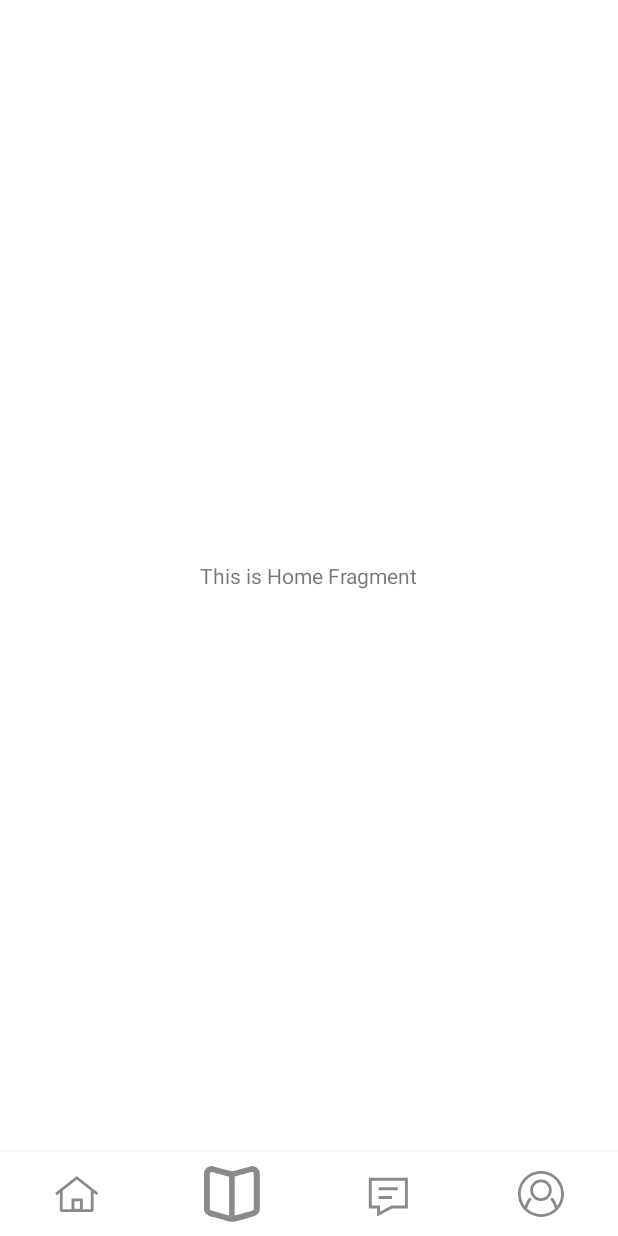
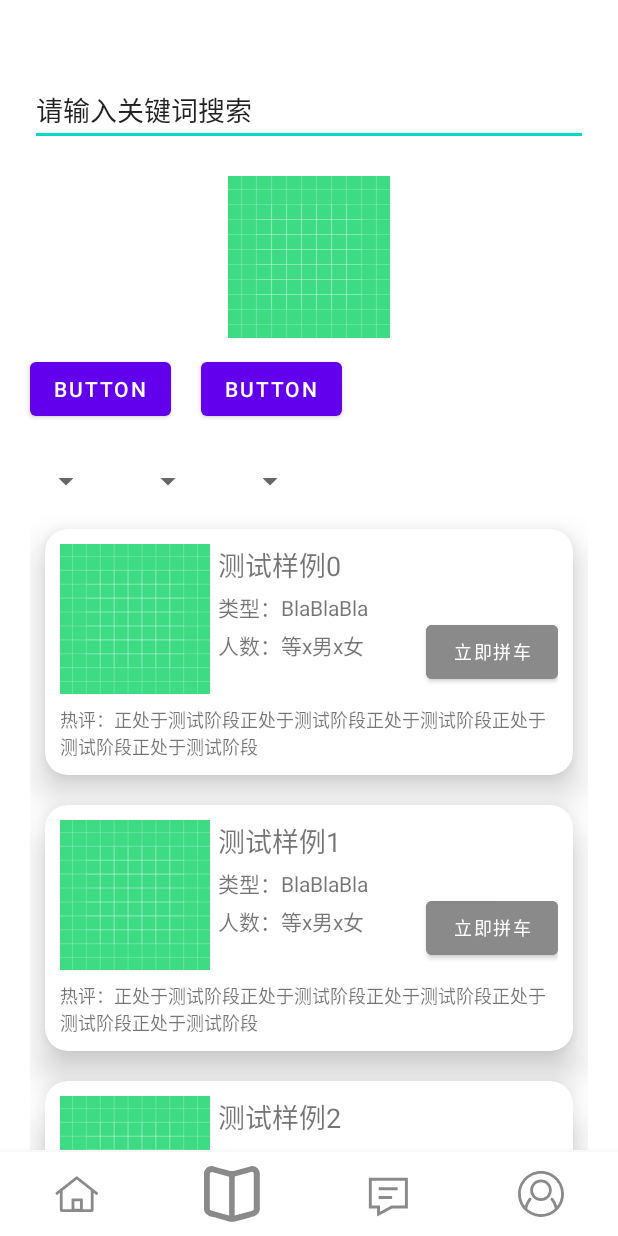
Before and after one commit to JackYuCN/ScriptKillingApp, an Android app: the screen it shows after launch (MainActivity), on a phone screen of 412 x 824 dp. Run offline under Robolectric (Android 15) with nearby library versions, the phone set to English and light mode, and no system bars.

Commit message:
finish the basic layout of the initial home page

```diff
--- a/app/src/main/AndroidManifest.xml
+++ b/app/src/main/AndroidManifest.xml
@@ -12,7 +12,7 @@
         android:theme="@style/Theme.ScriptKillingApp"
         tools:targetApi="31">
         <activity
-            android:name=".view.MainActivity"
+            android:name=".view.activity.MainActivity"
             android:exported="true">
             <intent-filter>
                 <action android:name="android.intent.action.MAIN" />
--- /dev/null
+++ b/app/src/main/java/com/competition/scriptkillingapp/adapter/ScriptRecViewAdapter.java
@@ -0,0 +1,73 @@
+package com.competition.scriptkillingapp.adapter;
+
+import android.annotation.SuppressLint;
+import android.content.Context;
+import android.view.LayoutInflater;
+import android.view.View;
+import android.view.ViewGroup;
+import android.widget.TextView;
+import android.widget.Toast;
+
+import androidx.annotation.NonNull;
+import androidx.cardview.widget.CardView;
+import androidx.recyclerview.widget.RecyclerView;
+
+import com.competition.scriptkillingapp.R;
+import com.competition.scriptkillingapp.model.Script;
+
+import java.util.ArrayList;
+
+public class ScriptRecViewAdapter extends RecyclerView.Adapter<ScriptRecViewAdapter.ViewHolder> {
+
+    ArrayList<Script> scripts;
+
+    private Context context;
+
+    public ScriptRecViewAdapter(Context context) {
+        this.scripts = new ArrayList<>();
+        this.context = context;
+    }
+
+    public void setScripts(ArrayList<Script> scripts) {
+        this.scripts = scripts;
+        notifyDataSetChanged();
+    }
+
+    @NonNull
+    @Override
+    public ViewHolder onCreateViewHolder(@NonNull ViewGroup parent, int viewType) {
+        View view = LayoutInflater.from(parent.getContext())
+                .inflate(R.layout.script_list_item, parent, false);
+        ViewHolder holder = new ViewHolder(view);
+        return holder;
+    }
+
+    @Override
+    public void onBindViewHolder(@NonNull ViewHolder holder, @SuppressLint("RecyclerView") int position) {
+        holder.txtName.setText(scripts.get(position).getName());
+        holder.parent.setOnClickListener(new View.OnClickListener() {
+            @Override
+            public void onClick(View v) {
+                Toast.makeText(context, scripts.get(position).getName() + " clicked", Toast.LENGTH_SHORT).show();
+            }
+        });
+    }
+
+    @Override
+    public int getItemCount() {
+        return scripts.size();
+    }
+
+    public class ViewHolder extends RecyclerView.ViewHolder {
+        private TextView txtName;
+
+        private CardView parent;
+
+        public ViewHolder(@NonNull View itemView) {
+            super(itemView);
+
+            txtName = itemView.findViewById(R.id.list_item_scriptName);
+            parent = itemView.findViewById(R.id.list_item_parent);
+        }
+    }
+}
--- a/app/src/main/java/com/competition/scriptkillingapp/fragment/MessageFragment.java
+++ /dev/null
@@ -1,24 +0,0 @@
-package com.competition.scriptkillingapp.fragment;
-
-import android.os.Bundle;
-import android.view.LayoutInflater;
-import android.view.View;
-import android.view.ViewGroup;
-
-import androidx.annotation.NonNull;
-import androidx.annotation.Nullable;
-import androidx.fragment.app.Fragment;
-
-import com.competition.scriptkillingapp.R;
-
-public class MessageFragment extends Fragment {
-    private View view;
-
-    @Nullable
-    @Override
-    public View onCreateView(@NonNull LayoutInflater inflater, @Nullable ViewGroup container, @Nullable Bundle savedInstanceState) {
-        view = inflater.inflate(R.layout.fragment_message, container, false);
-
-        return view;
-    }
-}
--- /dev/null
+++ b/app/src/main/java/com/competition/scriptkillingapp/model/Script.java
@@ -0,0 +1,24 @@
+package com.competition.scriptkillingapp.model;
+
+public class Script {
+    private String name;
+
+    @Override
+    public String toString() {
+        return "Script{" +
+                "name=" + name +
+                '}';
+    }
+
+    public String getName() {
+        return name;
+    }
+
+    public void setName(String name) {
+        this.name = name;
+    }
+
+    public Script(String name) {
+        this.name = name;
+    }
+}
--- a/app/src/main/java/com/competition/scriptkillingapp/view/MainActivity.java
+++ b/app/src/main/java/com/competition/scriptkillingapp/view/activity/MainActivity.java
@@ -1,4 +1,4 @@
-package com.competition.scriptkillingapp.view;
+package com.competition.scriptkillingapp.view.activity;
 
 import androidx.appcompat.app.AppCompatActivity;
 
@@ -9,7 +9,7 @@ import android.view.Window;
 import android.view.WindowManager;
 
 import com.competition.scriptkillingapp.R;
-import com.competition.scriptkillingapp.fragment.MainFragment;
+import com.competition.scriptkillingapp.view.fragment.MainFragment;
 
 public class MainActivity extends AppCompatActivity {
 
--- /dev/null
+++ b/app/src/main/java/com/competition/scriptkillingapp/view/fragment/HomeFragment.java
@@ -0,0 +1,46 @@
+package com.competition.scriptkillingapp.view.fragment;
+
+import android.os.Bundle;
+import android.view.LayoutInflater;
+import android.view.View;
+import android.view.ViewGroup;
+
+import androidx.annotation.NonNull;
+import androidx.annotation.Nullable;
+import androidx.fragment.app.Fragment;
+import androidx.recyclerview.widget.LinearLayoutManager;
+import androidx.recyclerview.widget.RecyclerView;
+
+import com.competition.scriptkillingapp.R;
+import com.competition.scriptkillingapp.adapter.ScriptRecViewAdapter;
+import com.competition.scriptkillingapp.model.Script;
+
+import java.util.ArrayList;
+
+public class HomeFragment extends Fragment {
+
+    private View view;
+
+    private RecyclerView scriptsRecView;
+
+    @Nullable
+    @Override
+    public View onCreateView(@NonNull LayoutInflater inflater, @Nullable ViewGroup container, @Nullable Bundle savedInstanceState) {
+        view = inflater.inflate(R.layout.fragment_home, container, false);
+
+        scriptsRecView = view.findViewById(R.id.home_scriptsRecView);
+
+        ArrayList<Script> scripts = new ArrayList<>();
+        for (int i = 0; i < 10; i++) {
+            scripts.add(new Script("测试样例" + i));
+        }
+
+        ScriptRecViewAdapter adapter = new ScriptRecViewAdapter(view.getContext());
+        adapter.setScripts(scripts);
+
+        scriptsRecView.setAdapter(adapter);
+        scriptsRecView.setLayoutManager(new LinearLayoutManager(view.getContext()));
+
+        return view;
+    }
+}
--- a/app/src/main/java/com/competition/scriptkillingapp/fragment/MainFragment.java
+++ b/app/src/main/java/com/competition/scriptkillingapp/view/fragment/MainFragment.java
@@ -1,4 +1,4 @@
-package com.competition.scriptkillingapp.fragment;
+package com.competition.scriptkillingapp.view.fragment;
 
 import android.annotation.SuppressLint;
 import android.os.Bundle;
@@ -36,7 +36,7 @@ public class MainFragment extends Fragment {
     }
 
     @SuppressLint("NonConstantResourceId")
-    private void init(){
+    private void init() {
         childManager = getChildFragmentManager();
         childTransaction = childManager.beginTransaction();
         getChildFragmentManager()
@@ -44,11 +44,13 @@ public class MainFragment extends Fragment {
                 .replace(R.id.main_content_fragment, new HomeFragment(), "home")
                 .commit();
         childTransaction.commit();
+
         navigationView.setOnItemSelectedListener(item -> {
             resetIcon();
-            switch(item.getItemId()){
+            switch (item.getItemId()) {
                 case R.id.navi_home: {
-                    if(navigationView.getSelectedItemId() != R.id.navi_home){
+                    if (navigationView.getSelectedItemId() != R.id.navi_home) {
+                        // 触碰按钮后，修改图标
                         item.setIcon(R.drawable.navi_home);
                         childTransaction = getChildFragmentManager().beginTransaction();
                         hideFragment(navigationView.getSelectedItemId());
@@ -57,48 +59,51 @@ public class MainFragment extends Fragment {
                     }
                     break;
                 }
-                case R.id.navi_scripts:{
-                    if(navigationView.getSelectedItemId() != R.id.navi_scripts){
+                case R.id.navi_scripts: {
+                    if (navigationView.getSelectedItemId() != R.id.navi_scripts) {
+                        // 触碰按钮后，修改图标
                         item.setIcon(R.drawable.navi_scripts);
                         childTransaction = getChildFragmentManager().beginTransaction();
                         hideFragment(navigationView.getSelectedItemId());
-                        if(getChildFragmentManager().findFragmentByTag("scripts") == null){
+                        if (getChildFragmentManager().findFragmentByTag("scripts") == null) {
                             ScriptsFragment fragment = new ScriptsFragment();
                             childTransaction.add(R.id.main_content_fragment, fragment, "scripts");
                             childTransaction.show(fragment);
-                        }else{
+                        } else {
                             childTransaction.show(Objects.requireNonNull(childManager.findFragmentByTag("scripts")));
                         }
                         childTransaction.commit();
                     }
                     break;
                 }
-                case R.id.navi_message:{
-                    if(navigationView.getSelectedItemId() != R.id.navi_message){
+                case R.id.navi_message: {
+                    if (navigationView.getSelectedItemId() != R.id.navi_message) {
+                        // 触碰按钮后，修改图标
                         item.setIcon(R.drawable.navi_message);
                         childTransaction = getChildFragmentManager().beginTransaction();
                         hideFragment(navigationView.getSelectedItemId());
-                        if(getChildFragmentManager().findFragmentByTag("message") == null){
+                        if (getChildFragmentManager().findFragmentByTag("message") == null) {
                             MessageFragment fragment = new MessageFragment();
                             childTransaction.add(R.id.main_content_fragment, fragment, "message");
                             childTransaction.show(fragment);
-                        }else{
+                        } else {
                             childTransaction.show(Objects.requireNonNull(childManager.findFragmentByTag("message")));
                         }
                         childTransaction.commit();
                     }
                     break;
                 }
-                case R.id.navi_my:{
-                    if(navigationView.getSelectedItemId() != R.id.navi_my){
+                case R.id.navi_my: {
+                    if (navigationView.getSelectedItemId() != R.id.navi_my) {
+                        // 触碰按钮后，修改图标
                         item.setIcon(R.drawable.navi_my);
                         childTransaction = getChildFragmentManager().beginTransaction();
                         hideFragment(navigationView.getSelectedItemId());
-                        if(getChildFragmentManager().findFragmentByTag("my") == null){
+                        if (getChildFragmentManager().findFragmentByTag("my") == null) {
                             MyFragment fragment = new MyFragment();
                             childTransaction.add(R.id.main_content_fragment, fragment, "my");
                             childTransaction.show(fragment);
-                        }else{
+                        } else {
                             childTransaction.show(Objects.requireNonNull(childManager.findFragmentByTag("my")));
                         }
                         childTransaction.commit();
@@ -114,27 +119,27 @@ public class MainFragment extends Fragment {
     }
 
     @SuppressLint("NonConstantResourceId")
-    private void hideFragment(int selectedID){
-        switch (selectedID){
-            case R.id.navi_home:{
-                if(childManager.findFragmentByTag("home") != null)
+    private void hideFragment(int selectedID) {
+        switch (selectedID) {
+            case R.id.navi_home: {
+                if (childManager.findFragmentByTag("home") != null)
                     childTransaction.hide(Objects.requireNonNull(childManager.findFragmentByTag("home")));
                 break;
             }
-            case R.id.navi_scripts:{
-                if(childManager.findFragmentByTag("scripts") != null){
+            case R.id.navi_scripts: {
+                if (childManager.findFragmentByTag("scripts") != null) {
                     childTransaction.hide(Objects.requireNonNull(childManager.findFragmentByTag("scripts")));
                 }
                 break;
             }
-            case R.id.navi_message:{
-                if(childManager.findFragmentByTag("message") != null){
+            case R.id.navi_message: {
+                if (childManager.findFragmentByTag("message") != null) {
                     childTransaction.hide(Objects.requireNonNull(childManager.findFragmentByTag("message")));
                 }
                 break;
             }
-            case R.id.navi_my:{
-                if(childManager.findFragmentByTag("my") != null){
+            case R.id.navi_my: {
+                if (childManager.findFragmentByTag("my") != null) {
                     childTransaction.hide(Objects.requireNonNull(childManager.findFragmentByTag("my")));
                 }
                 break;
@@ -144,7 +149,7 @@ public class MainFragment extends Fragment {
         }
     }
 
-    private void resetIcon(){
+    private void resetIcon() {
         MenuItem home = navigationView.getMenu().findItem(R.id.navi_home);
         home.setIcon(R.drawable.navi_home);
         MenuItem scripts = navigationView.getMenu().findItem(R.id.navi_scripts);
--- a/app/src/main/java/com/competition/scriptkillingapp/fragment/ScriptsFragment.java
+++ b/app/src/main/java/com/competition/scriptkillingapp/view/fragment/MessageFragment.java
@@ -1,4 +1,4 @@
-package com.competition.scriptkillingapp.fragment;
+package com.competition.scriptkillingapp.view.fragment;
 
 import android.os.Bundle;
 import android.view.LayoutInflater;
@@ -11,13 +11,13 @@ import androidx.fragment.app.Fragment;
 
 import com.competition.scriptkillingapp.R;
 
-public class ScriptsFragment extends Fragment {
+public class MessageFragment extends Fragment {
     private View view;
 
     @Nullable
     @Override
     public View onCreateView(@NonNull LayoutInflater inflater, @Nullable ViewGroup container, @Nullable Bundle savedInstanceState) {
-        view = inflater.inflate(R.layout.fragment_scripts, container, false);
+        view = inflater.inflate(R.layout.fragment_message, container, false);
 
         return view;
     }
--- a/app/src/main/java/com/competition/scriptkillingapp/fragment/MyFragment.java
+++ b/app/src/main/java/com/competition/scriptkillingapp/view/fragment/MyFragment.java
@@ -1,4 +1,4 @@
-package com.competition.scriptkillingapp.fragment;
+package com.competition.scriptkillingapp.view.fragment;
 
 import android.os.Bundle;
 import android.view.LayoutInflater;
--- a/app/src/main/java/com/competition/scriptkillingapp/fragment/HomeFragment.java
+++ b/app/src/main/java/com/competition/scriptkillingapp/view/fragment/ScriptsFragment.java
@@ -1,4 +1,4 @@
-package com.competition.scriptkillingapp.fragment;
+package com.competition.scriptkillingapp.view.fragment;
 
 import android.os.Bundle;
 import android.view.LayoutInflater;
@@ -11,14 +11,13 @@ import androidx.fragment.app.Fragment;
 
 import com.competition.scriptkillingapp.R;
 
-public class HomeFragment extends Fragment {
-
+public class ScriptsFragment extends Fragment {
     private View view;
 
     @Nullable
     @Override
     public View onCreateView(@NonNull LayoutInflater inflater, @Nullable ViewGroup container, @Nullable Bundle savedInstanceState) {
-        view = inflater.inflate(R.layout.fragment_home, container, false);
+        view = inflater.inflate(R.layout.fragment_scripts, container, false);
 
         return view;
     }
--- a/app/src/main/res/layout/activity_main.xml
+++ b/app/src/main/res/layout/activity_main.xml
@@ -5,7 +5,7 @@
     xmlns:tools="http://schemas.android.com/tools"
     android:layout_width="match_parent"
     android:layout_height="match_parent"
-    tools:context=".view.MainActivity">
+    tools:context=".view.activity.MainActivity">
 
     <androidx.fragment.app.FragmentContainerView
         android:id="@+id/activity_main_fragment"
--- a/app/src/main/res/layout/fragment_home.xml
+++ b/app/src/main/res/layout/fragment_home.xml
@@ -1,18 +1,86 @@
 <?xml version="1.0" encoding="utf-8"?>
-<androidx.constraintlayout.widget.ConstraintLayout xmlns:android="http://schemas.android.com/apk/res/android"
+<RelativeLayout xmlns:android="http://schemas.android.com/apk/res/android"
     xmlns:app="http://schemas.android.com/apk/res-auto"
     xmlns:tools="http://schemas.android.com/tools"
     android:layout_width="match_parent"
     android:layout_height="match_parent">
 
-    <TextView
-        android:id="@+id/home_text_demo"
+    <EditText
+        android:id="@+id/home_searchEdtText"
+        android:layout_width="match_parent"
+        android:layout_height="wrap_content"
+        android:layout_marginLeft="20dp"
+        android:layout_marginTop="50dp"
+        android:layout_marginRight="20dp"
+        android:ems="10"
+        android:inputType="textPersonName"
+        android:text="请输入关键词搜索" />
+
+    <ImageView
+        android:id="@+id/home_shownImage"
+        android:layout_width="match_parent"
+        android:layout_height="wrap_content"
+        android:layout_below="@id/home_searchEdtText"
+        android:layout_marginLeft="20dp"
+        android:layout_marginTop="20dp"
+        android:layout_marginRight="20dp"
+        android:src="@drawable/ic_launcher_background" />
+
+    <Button
+        android:id="@+id/home_button1"
         android:layout_width="wrap_content"
         android:layout_height="wrap_content"
-        android:text="This is Home Fragment"
-        app:layout_constraintBottom_toBottomOf="parent"
-        app:layout_constraintEnd_toEndOf="parent"
-        app:layout_constraintStart_toStartOf="parent"
-        app:layout_constraintTop_toTopOf="parent" />
+        android:layout_below="@id/home_shownImage"
+        android:layout_marginLeft="20dp"
+        android:layout_marginTop="10dp"
+        android:layout_marginBottom="20dp"
+        android:text="Button" />
 
-</androidx.constraintlayout.widget.ConstraintLayout>
+    <Button
+        android:id="@+id/home_button2"
+        android:layout_width="wrap_content"
+        android:layout_height="wrap_content"
+        android:layout_below="@id/home_shownImage"
+        android:layout_marginStart="20dp"
+        android:layout_marginTop="10dp"
+        android:layout_toRightOf="@id/home_button1"
+        android:text="Button" />
+
+    <Spinner
+        android:id="@+id/home_spinner1"
+        android:layout_width="wrap_content"
+        android:layout_height="wrap_content"
+        android:layout_below="@id/home_button1"
+        android:layout_marginStart="20dp"
+        android:layout_marginTop="5dp" />
+
+    <Spinner
+        android:id="@+id/home_spinner2"
+        android:layout_width="wrap_content"
+        android:layout_height="wrap_content"
+        android:layout_below="@id/home_button1"
+        android:layout_marginStart="20dp"
+        android:layout_marginTop="5dp"
+        android:layout_toRightOf="@id/home_spinner1" />
+
+    <Spinner
+        android:id="@+id/home_spinner3"
+        android:layout_width="wrap_content"
+        android:layout_height="wrap_content"
+        android:layout_below="@id/home_button1"
+        android:layout_marginStart="20dp"
+        android:layout_marginTop="5dp"
+        android:layout_toRightOf="@id/home_spinner2" />
+
+
+    <androidx.recyclerview.widget.RecyclerView
+        android:id="@+id/home_scriptsRecView"
+        android:layout_width="match_parent"
+        android:layout_height="wrap_content"
+        android:layout_marginLeft="20dp"
+        android:layout_marginRight="20dp"
+        android:layout_below="@id/home_spinner1"
+        android:layout_marginTop="10dp"/>
+
+
+</RelativeLayout>
--- /dev/null
+++ b/app/src/main/res/layout/script_list_item.xml
@@ -0,0 +1,73 @@
+<?xml version="1.0" encoding="utf-8"?>
+<androidx.cardview.widget.CardView xmlns:android="http://schemas.android.com/apk/res/android"
+    xmlns:app="http://schemas.android.com/apk/res-auto"
+    android:id="@+id/list_item_parent"
+    android:layout_width="wrap_content"
+    android:layout_height="wrap_content"
+    android:layout_margin="10dp"
+    app:cardCornerRadius="15dp"
+    app:cardElevation="15dp">
+
+    <RelativeLayout
+        android:layout_width="wrap_content"
+        android:layout_height="wrap_content"
+        android:padding="10dp">
+
+        <ImageView
+            android:id="@+id/list_item_image"
+            android:layout_width="100dp"
+            android:layout_height="100dp"
+            android:src="@drawable/ic_launcher_background" />
+
+        <TextView
+            android:id="@+id/list_item_hotReviews"
+            android:layout_width="wrap_content"
+            android:layout_height="wrap_content"
+            android:layout_below="@id/list_item_image"
+            android:layout_marginTop="8dp"
+            android:text="热评：正处于测试阶段正处于测试阶段正处于测试阶段正处于测试阶段正处于测试阶段"
+            android:textSize="12dp" />
+
+        <TextView
+            android:id="@+id/list_item_scriptName"
+            android:layout_width="wrap_content"
+            android:layout_height="wrap_content"
+            android:layout_marginLeft="5dp"
+            android:layout_toRightOf="@id/list_item_image"
+            android:text="剧本名称: BlaBlaBla"
+            android:textSize="18sp" />
+
+        <TextView
+            android:id="@+id/list_item_scriptType"
+            android:layout_width="wrap_content"
+            android:layout_height="wrap_content"
+            android:layout_below="@id/list_item_scriptName"
+            android:layout_marginLeft="5dp"
+            android:layout_marginTop="4dp"
+            android:layout_toRightOf="@id/list_item_image"
+            android:text="类型：BlaBlaBla" />
+
+        <TextView
+            android:id="@+id/list_item_scriptPeople"
+            android:layout_width="wrap_content"
+            android:layout_height="wrap_content"
+            android:layout_below="@id/list_item_scriptType"
+            android:layout_marginLeft="5dp"
+            android:layout_marginTop="4dp"
+            android:layout_toRightOf="@id/list_item_image"
+            android:text="人数：等x男x女" />
+
+        <Button
+            android:layout_width="wrap_content"
+            android:layout_height="wrap_content"
+            android:layout_alignParentRight="true"
+            android:layout_centerVertical="true"
+            android:backgroundTint="@color/gray"
+            android:text="立即拼车"
+            android:textSize="12dp" />
+
+
+    </RelativeLayout>
+
+
+</androidx.cardview.widget.CardView>
--- a/app/src/main/res/values/colors.xml
+++ b/app/src/main/res/values/colors.xml
@@ -7,4 +7,5 @@
     <color name="teal_700">#FF018786</color>
     <color name="black">#FF000000</color>
     <color name="white">#FFFFFFFF</color>
+    <color name="gray">#8A8A8A</color>
 </resources>
```
